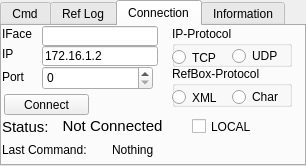
dasys-lab/cnc-msl, file msl_refbox/src/msl_refbox/RefBox.ui: the form before one commit.
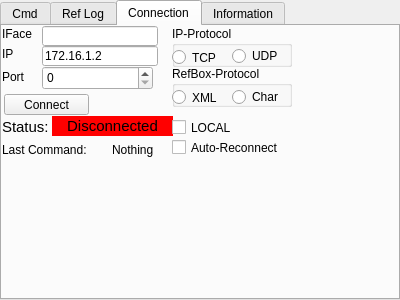
The form after the commit.

Commit message:
msl_refbox: Add reconnect functionality, code cleanup
The connect button is a multi functional button for connect/disconnect now

```diff
--- a/msl_refbox/src/msl_refbox/RefBox.ui
+++ b/msl_refbox/src/msl_refbox/RefBox.ui
@@ -9,8 +9,8 @@
    <rect>
     <x>0</x>
     <y>0</y>
-    <width>306</width>
-    <height>166</height>
+    <width>400</width>
+    <height>300</height>
    </rect>
   </property>
   <property name="maximumSize">
@@ -8761,8 +8761,11 @@
          <pointsize>11</pointsize>
         </font>
        </property>
+       <property name="styleSheet">
+        <string notr="true">QLabel { background-color : red }</string>
+       </property>
        <property name="text">
-        <string>Not Connected</string>
+        <string>Disconnected</string>
        </property>
        <property name="alignment">
         <set>Qt::AlignCenter</set>
@@ -8807,8 +8810,8 @@
       <widget class="QCheckBox" name="rbtn_local">
        <property name="geometry">
         <rect>
-         <x>190</x>
-         <y>89</y>
+         <x>170</x>
+         <y>90</y>
          <width>81</width>
          <height>23</height>
         </rect>
@@ -9002,6 +9005,19 @@
         </property>
        </widget>
       </widget>
+      <widget class="QCheckBox" name="chk_reconnect">
+       <property name="geometry">
+        <rect>
+         <x>170</x>
+         <y>110</y>
+         <width>141</width>
+         <height>23</height>
+        </rect>
+       </property>
+       <property name="text">
+        <string>Auto-Reconnect</string>
+       </property>
+      </widget>
      </widget>
      <widget class="QWidget" name="tab_4">
       <attribute name="title">
```
The commit also changes 8 other files.
